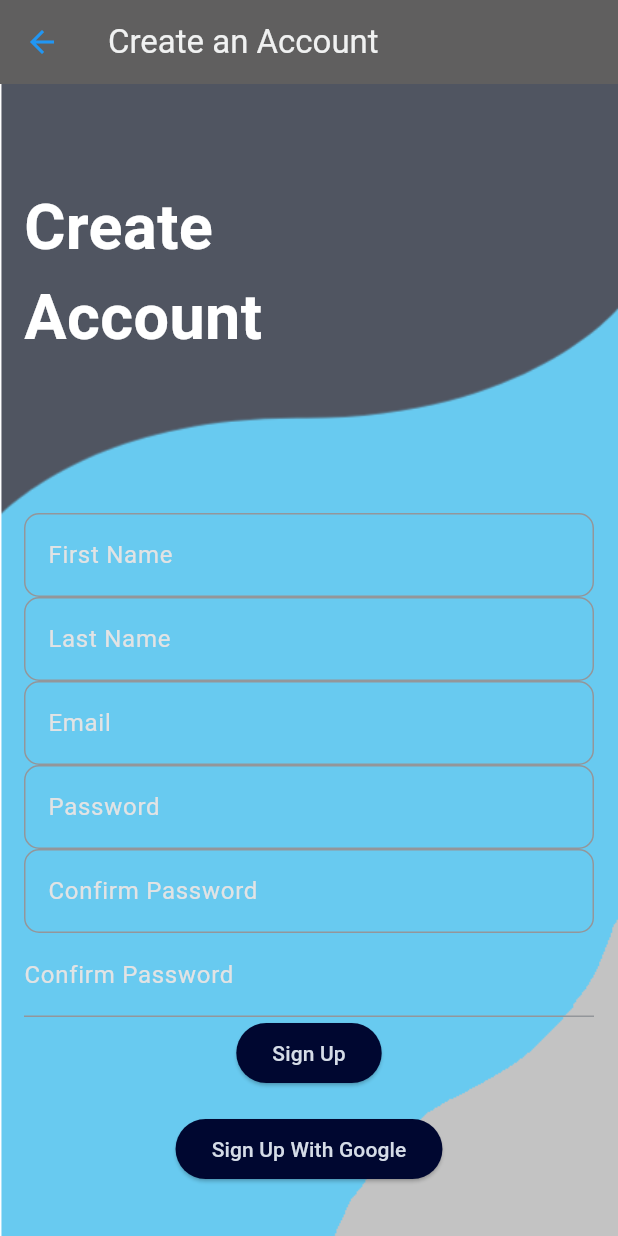
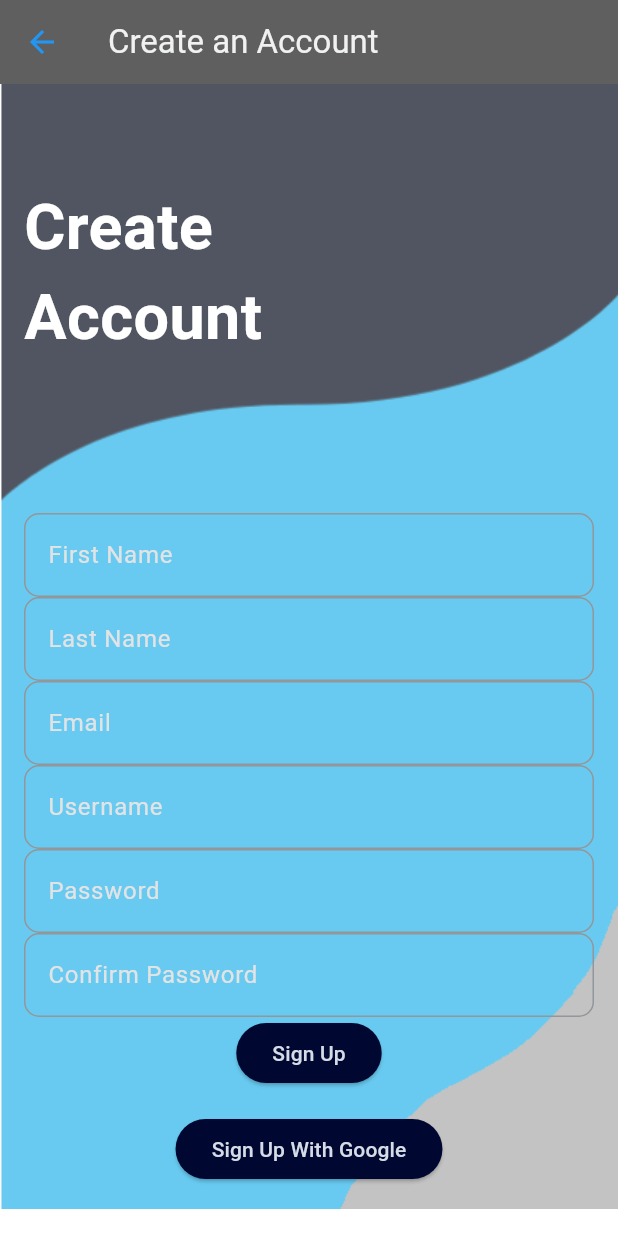
Before and after one commit to WillingDev0812/Blend, a Flutter app: the RegisterPage screen opened directly, on a phone screen of 412 x 824 dp. Run offline on Flutter 3.47's test engine with Material 3 defaults, Android fonts, the phone set to English and light mode, and no system bars; our stand-ins replace cloud_firestore, curved_navigation_bar, firebase_auth, firebase_core, flex_color_scheme, google_sign_in and 3 more; missing offline and left inert: dart:ffi, flutter_facebook_auth; accounts and stored records are empty; network calls fail; project files that could hold a hidden picture were left out.

Commit message:
Added username field and deleted extra password confirmation from register.dart

```diff
--- a/blend/lib/pages/auth/login.dart
+++ b/blend/lib/pages/auth/login.dart
@@ -85,6 +85,7 @@ class _LoginPageState extends State<LoginPage> {
     }
 
     return Scaffold(
+      resizeToAvoidBottomInset: false,
       backgroundColor: Colors.transparent,
       appBar: AppBar(
         backgroundColor: Colors.transparent,
--- a/blend/lib/pages/auth/register.dart
+++ b/blend/lib/pages/auth/register.dart
@@ -200,13 +200,15 @@ class _RegisterPageState extends State<RegisterPage> {
   Widget build(BuildContext context) {
     final provider = Provider.of<GlobalProvider>(context);
     return Scaffold(
+      resizeToAvoidBottomInset: false,
       backgroundColor: Colors.transparent,
       appBar: AppBar(
         backgroundColor: Color.fromARGB(255, 96, 95, 95),
         iconTheme: IconThemeData(color: Colors.blue),
         title: Text('Create an Account'),
       ),
-      body: Container(
+      body: SingleChildScrollView(
+        child: Container(
           decoration: BoxDecoration(
             image: DecorationImage(
               image: AssetImage(
@@ -275,6 +277,16 @@ class _RegisterPageState extends State<RegisterPage> {
                   controller: emailController,
                 ),
                 TextField(
+                  decoration: InputDecoration(
+                    border: OutlineInputBorder(
+                      borderRadius: BorderRadius.circular(10.0),
+                    ),
+                    labelText: 'Username',
+                    errorText: this.usernameErrorText,
+                  ),
+                  controller: usernameController,
+                ),
+                TextField(
                   obscureText: true,
                   decoration: InputDecoration(
                     border: OutlineInputBorder(
@@ -291,13 +303,6 @@ class _RegisterPageState extends State<RegisterPage> {
                     border: OutlineInputBorder(
                       borderRadius: BorderRadius.circular(10.0),
                     ),
-                  labelText: 'Confirm Password',
-                  errorText: this.confirmErrorText,
-                ),
-              ),
-              TextField(
-                obscureText: true,
-                decoration: InputDecoration(
                     labelText: 'Confirm Password',
                     errorText: this.confirmErrorText,
                   ),
@@ -365,6 +370,7 @@ class _RegisterPageState extends State<RegisterPage> {
             ),
           ),
         ),
+      ),
     );
   }
 }
--- a/blend/lib/pages/navPages/posting/media.dart
+++ b/blend/lib/pages/navPages/posting/media.dart
@@ -67,7 +67,7 @@ class _PostingMediaPageState extends State<PostingMediaPage> {
                       child: Text('Next'),
                       onPressed: () {
                         print('We want to go next!');
-                        provider.goToPage(4);
+                        provider.goToPage(6);
                       },
                     ),
                   ],
--- a/blend/lib/pages/navPages/posting/overview_post.dart
+++ b/blend/lib/pages/navPages/posting/overview_post.dart
@@ -74,7 +74,7 @@ class PostingOverviewPage extends StatelessWidget {
                             child: Text('Back'),
                             onPressed: () {
                               print('We want to go back!');
-                              provider.goToPage(4);
+                              provider.goToPage(5);
                             },
                           ),
                           Spacer(),
```
Lines whose indentation alone changed are shown as unchanged.
